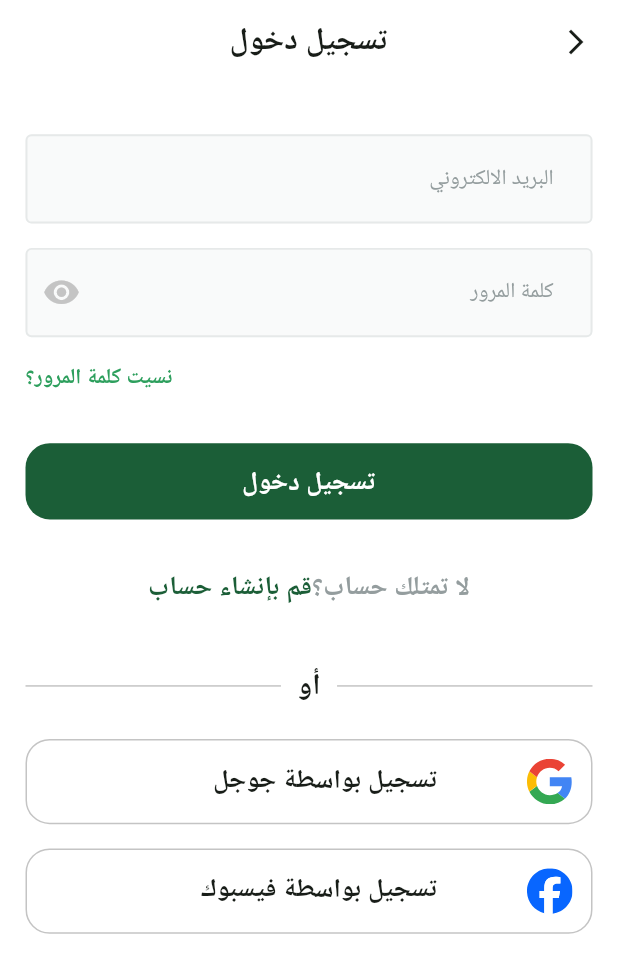
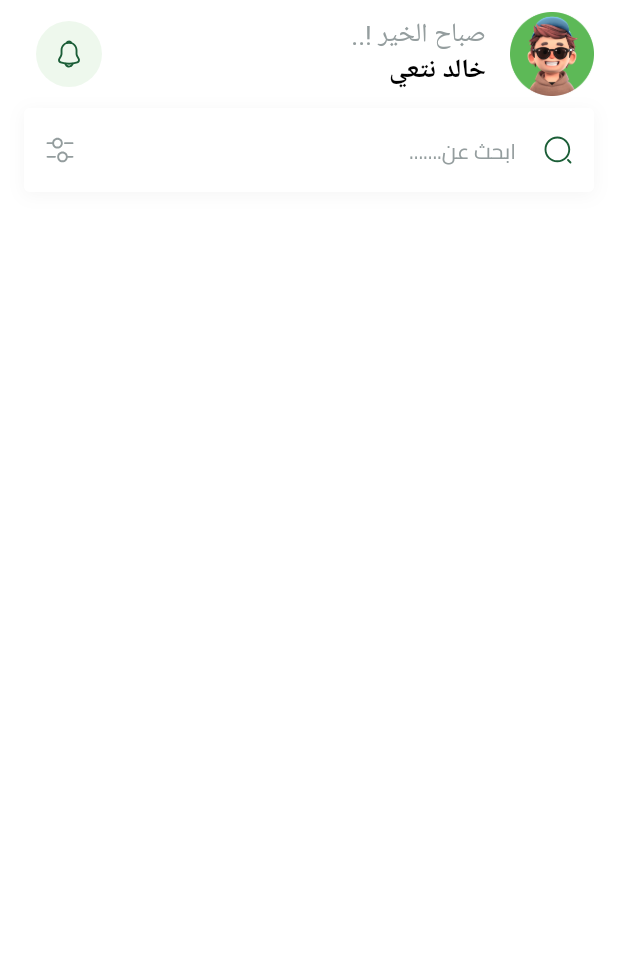
Before and after one commit to khaledNat3y/fruit_app, a Flutter app: the screen it shows after launch, on a phone screen of 412 x 824 dp. Shown: the top 973 px of the screen. Run offline on Flutter 3.47's test engine with Material 3 defaults, Android fonts, the phone set to English and light mode, and no system bars; drawn by our look-alikes of modal_progress_hud_nsn; our stand-ins replace bloc, cloud_firestore, dartz, dots_indicator, firebase_auth, firebase_core and 7 more; missing offline and left inert: flutter_facebook_auth; accounts and stored records are empty; Roboto replaces fonts that are missing (Vibes).

Commit message:
-added search text field.

```diff
--- a/lib/core/routing/app_router.dart
+++ b/lib/core/routing/app_router.dart
@@ -3,8 +3,11 @@ import 'package:flutter/material.dart';
 import 'package:fruits_app/core/routing/routes.dart';
 import 'package:fruits_app/features/auth/presentaion/signin_view.dart';
 import 'package:fruits_app/features/auth/presentaion/signup_view.dart';
+import 'package:fruits_app/features/home/presentation/views/widgets/home_view_body.dart';
 import 'package:fruits_app/features/on_boarding/presentaion/views/on_boarding_view.dart';
 import 'package:fruits_app/features/splash/presentation/view/splash_view.dart';
+
+import '../../features/home/presentation/views/home_view.dart';
 
 class AppRouter {
   Route? generateRoute(RouteSettings settings) {
@@ -28,6 +31,10 @@ class AppRouter {
         return MaterialPageRoute(
           builder: (context) => const SignupView(),
         );
+      case Routes.homeScreen:
+        return MaterialPageRoute(
+          builder: (context) => const HomeView(),
+        );
       default:
         return null;
     }
--- /dev/null
+++ b/lib/core/utils/fancations/build_out_line_input_border.dart
@@ -0,0 +1,8 @@
+import 'package:flutter/material.dart';
+
+OutlineInputBorder buildOutlineInputBorder() {
+  return OutlineInputBorder(
+    borderSide: const BorderSide(color: Color(0xffe6e9e9), width: 1.3),
+    borderRadius: BorderRadius.circular(4.0),
+  );
+}
--- a/lib/features/auth/presentaion/widgets/custom_text_form_field.dart
+++ b/lib/core/widgets/custom_text_form_field.dart
@@ -1,9 +1,9 @@
 import 'package:flutter/material.dart';
-import 'package:flutter/services.dart';
 import 'package:flutter_screenutil/flutter_screenutil.dart';
 import 'package:fruits_app/core/theming/text_styles.dart';
 
-import '../../../../core/theming/app_colors.dart';
+import '../theming/app_colors.dart';
+import '../utils/fancations/build_out_line_input_border.dart';
 
 class CustomTextFormField extends StatelessWidget {
   final EdgeInsetsGeometry? contentPadding;
@@ -14,6 +14,7 @@ class CustomTextFormField extends StatelessWidget {
   final String hintText;
   final bool? isObscureText;
   final Widget? suffixIcon;
+  final Widget? icon;
   final Color? backgroundColor;
   final TextEditingController? controller;
   final TextInputType? keyboardType;
@@ -32,7 +33,7 @@ class CustomTextFormField extends StatelessWidget {
         this.suffixIcon,
         this.backgroundColor,
         this.controller,
-        required this.validator, this.keyboardType, this.onSaved});
+        required this.validator, this.keyboardType, this.onSaved, this.icon});
 
   @override
   Widget build(BuildContext context) {
@@ -63,6 +64,7 @@ class CustomTextFormField extends StatelessWidget {
         hintText: hintText,
         hintStyle: hintStyle ?? AppStyles.font13Regular.copyWith(color: AppColors.lightGrey),
         suffixIcon: suffixIcon,
+        icon: icon,
       ),
       obscureText: isObscureText ?? false,
       style: AppStyles.font14Medium,
@@ -72,10 +74,5 @@ class CustomTextFormField extends StatelessWidget {
     );
   }
 
-  OutlineInputBorder buildOutlineInputBorder() {
-    return OutlineInputBorder(
-      borderSide: BorderSide(color: Color(0xffe6e9e9), width: 1.3),
-      borderRadius: BorderRadius.circular(4.0),
-    );
-  }
+
 }
--- /dev/null
+++ b/lib/core/widgets/search_text_field.dart
@@ -0,0 +1,64 @@
+import 'package:flutter/material.dart';
+import 'package:flutter_svg/svg.dart';
+import 'package:fruits_app/core/theming/text_styles.dart';
+
+import '../../generated/assets.dart';
+import '../../generated/l10n.dart';
+
+class SearchTextField extends StatelessWidget {
+  const SearchTextField({super.key});
+
+  @override
+  Widget build(BuildContext context) {
+    return Container(
+      decoration: const BoxDecoration(
+        boxShadow: [
+          BoxShadow(
+            color: Color(0x0A000000),
+            blurRadius: 9,
+            offset: Offset(0, 2),
+            spreadRadius: 0,
+          )
+        ],
+      ),
+      child: TextField(
+        keyboardType: TextInputType.text,
+        decoration: InputDecoration(
+          prefixIcon: SizedBox(
+            width: 20,
+            child: Center(
+              child: SvgPicture.asset(Assets.imagesSearchIcon),
+            ),
+          ),
+          suffixIcon: SizedBox(
+            width: 20,
+            child: Center(
+              child: SvgPicture.asset(
+                Assets.imagesFilter,
+              ),
+            ),
+          ),
+          hintStyle: AppStyles.font13Regular.copyWith(
+            color: const Color(0xFF949D9E),
+          ),
+          hintText: S.of(context).search_for,
+          filled: true,
+          fillColor: Colors.white,
+          border: buildBorder(),
+          enabledBorder: buildBorder(),
+          focusedBorder: buildBorder(),
+        ),
+      ),
+    );
+  }
+
+  OutlineInputBorder buildBorder() {
+    return OutlineInputBorder(
+      borderRadius: BorderRadius.circular(4),
+      borderSide: const BorderSide(
+        width: 1,
+        color: Colors.white,
+      ),
+    );
+  }
+}
--- a/lib/features/auth/presentaion/widgets/signin_view_body.dart
+++ b/lib/features/auth/presentaion/widgets/signin_view_body.dart
@@ -8,7 +8,7 @@ import 'package:fruits_app/core/theming/app_colors.dart';
 import 'package:fruits_app/core/theming/text_styles.dart';
 import 'package:fruits_app/core/widgets/custom_button.dart';
 import 'package:fruits_app/features/auth/presentaion/cubits/signin_cubit/signin_cubit.dart';
-import 'package:fruits_app/features/auth/presentaion/widgets/custom_text_form_field.dart';
+import 'package:fruits_app/core/widgets/custom_text_form_field.dart';
 
 import '../../../../generated/assets.dart';
 import '../../../../generated/l10n.dart';
@@ -47,7 +47,7 @@ class _SignInViewBodyState extends State<SignInViewBody> {
                   hintText: S.of(context).email,
                   keyboardType: TextInputType.emailAddress,
                   onSaved: (userEmail) {
-                    email = userEmail!;
+                    email = userEmail!.trim();
                   },
                   validator: (value) {
                     if (value == null || value.isEmpty) {
@@ -62,7 +62,7 @@ class _SignInViewBodyState extends State<SignInViewBody> {
                   isObscureText: isObscureText,
                   keyboardType: TextInputType.visiblePassword,
                   onSaved: (userPassword) {
-                    password = userPassword!;
+                    password = userPassword!.trim();
                   },
                   suffixIcon: GestureDetector(
                     onTap: () {
--- a/lib/features/auth/presentaion/widgets/signin_view_body_bloc_consumer.dart
+++ b/lib/features/auth/presentaion/widgets/signin_view_body_bloc_consumer.dart
@@ -16,8 +16,8 @@ class SignInViewBodyBlocConsumer extends StatelessWidget {
     return BlocConsumer<SignInCubit, SignInState>(
       listener: (context, state) {
         if (state is SignInSuccess) {
-          // context.pushReplacementNamed(Routes.homeScreen);
           SnackBarHelper.showSuccessSnackBar(context, S.of(context).login_success);
+          context.pushReplacementNamed(Routes.homeScreen);
           print("Success Login");
         }
         if (state is SignInFailure) {
--- a/lib/features/auth/presentaion/widgets/signup_view_body.dart
+++ b/lib/features/auth/presentaion/widgets/signup_view_body.dart
@@ -6,7 +6,7 @@ import 'package:fruits_app/core/helpers/spacing.dart';
 import 'package:fruits_app/core/widgets/custom_button.dart';
 import 'package:fruits_app/features/auth/presentaion/cubits/signup_cubit/signup_cubit.dart';
 import 'package:fruits_app/features/auth/presentaion/signup_view.dart';
-import 'package:fruits_app/features/auth/presentaion/widgets/custom_text_form_field.dart';
+import 'package:fruits_app/core/widgets/custom_text_form_field.dart';
 import 'package:fruits_app/features/auth/presentaion/widgets/terms_and_conditions.dart';
 
 import '../../../../core/helpers/app_regex.dart';
@@ -46,7 +46,7 @@ class _SignupViewBodyState extends State<SignupViewBody> {
               CustomTextFormField(
                   hintText: S.of(context).full_name,
                   onSaved: (useName) {
-                    name = useName!;
+                    name = useName!.trim();
                   },
                   validator: (value) {
                     if (value == null || value.isEmpty) {
@@ -58,7 +58,7 @@ class _SignupViewBodyState extends State<SignupViewBody> {
               CustomTextFormField(
                   hintText: S.of(context).email,
                   onSaved: (useEmail) {
-                    email = useEmail!;
+                    email = useEmail!.trim();
                   },
                   keyboardType: TextInputType.emailAddress,
                   validator: (value) {
@@ -75,7 +75,7 @@ class _SignupViewBodyState extends State<SignupViewBody> {
               CustomTextFormField(
                 hintText: S.of(context).password,
                 onSaved: (usePassword) {
-                  password = usePassword!;
+                  password = usePassword!.trim();
                 },
                 keyboardType: TextInputType.visiblePassword,
                 isObscureText: isObscureText,
--- /dev/null
+++ b/lib/features/home/presentation/views/home_view.dart
@@ -0,0 +1,14 @@
+import 'package:flutter/material.dart';
+import 'package:flutter_screenutil/flutter_screenutil.dart';
+import 'package:fruits_app/features/home/presentation/views/widgets/home_view_body.dart';
+
+class HomeView extends StatelessWidget {
+  const HomeView({super.key});
+
+  @override
+  Widget build(BuildContext context) {
+    return Scaffold(
+      body: SafeArea(child: HomeViewBody()),
+    );
+  }
+}
--- /dev/null
+++ b/lib/features/home/presentation/views/widgets/custom_home_app_bar.dart
@@ -0,0 +1,31 @@
+import 'package:flutter/material.dart';
+import 'package:flutter_svg/flutter_svg.dart';
+import 'package:fruits_app/core/theming/app_colors.dart';
+import 'package:fruits_app/core/theming/text_styles.dart';
+import 'package:fruits_app/generated/assets.dart';
+
+import '../../../../../generated/l10n.dart';
+
+class CustomHomeAppBar extends StatelessWidget {
+  const CustomHomeAppBar({super.key});
+
+  @override
+  Widget build(BuildContext context) {
+    return ListTile(
+      leading: Image.asset(Assets.imagesProfileImage),
+      title: Text(S.of(context).welcome_message),
+      titleTextStyle: AppStyles.font16Regular.copyWith(color: AppColors.lightGrey),
+      subtitle: const Text("خالد نتعي"),
+      subtitleTextStyle: AppStyles.font16Bold.copyWith(color: AppColors.black),
+      trailing: Container(
+        padding: const EdgeInsets.all(12),
+        decoration: const ShapeDecoration(
+          color: Color(0xFFEEF8ED),
+          shape: OvalBorder(),
+        ),
+        child: SvgPicture.asset(Assets.imagesNotification),
+      )
+
+    );
+  }
+}
--- /dev/null
+++ b/lib/features/home/presentation/views/widgets/home_view_body.dart
@@ -0,0 +1,26 @@
+import 'package:flutter/material.dart';
+import 'package:fruits_app/features/home/presentation/views/widgets/custom_home_app_bar.dart';
+import '../../../../../core/widgets/search_text_field.dart';
+
+class HomeViewBody extends StatelessWidget {
+  const HomeViewBody({super.key});
+
+  @override
+  Widget build(BuildContext context) {
+    return  const CustomScrollView(
+      slivers: [
+        SliverToBoxAdapter(
+          child: Column(
+            children: [
+              CustomHomeAppBar(),
+              Padding(
+                padding: EdgeInsets.symmetric(horizontal: 16.0),
+                child: SearchTextField(),
+              ),
+            ],
+          ),
+        ),
+      ],
+    );
+  }
+}
--- a/lib/fruit_hub.dart
+++ b/lib/fruit_hub.dart
@@ -38,7 +38,7 @@ class FruitHub extends StatelessWidget {
         debugShowCheckedModeBanner: false,
         title: 'Fruits Hub',
         onGenerateRoute: appRouter.generateRoute,
-        initialRoute: Routes.loginScreen,
+        initialRoute: Routes.homeScreen,
       ),
     );
   }
--- a/lib/l10n/intl_ar.arb
+++ b/lib/l10n/intl_ar.arb
@@ -50,5 +50,7 @@
   "please_check_your_internet_connection_and_try_again" : "يرجى التأكد من اتصالك بالانترنت ومن ثم حاول مرة اخرى",
   "user_not_found_for_that_email" : "لا يوجد مستخدم بهذا البريد الالكتروني",
   "wrong_password_or_email_provided_for_that_user" : "كلمة المرور او البريد الالكتروني غير صحيحة لهذا المستخدم",
-  "weak_password" : "كلمة المرور ضعيفة جدا"
+  "weak_password" : "كلمة المرور ضعيفة جدا",
+  "welcome_message" : "صباح الخير !..",
+  "search_for" : "ابحث عن......."
 }
--- a/lib/l10n/intl_en.arb
+++ b/lib/l10n/intl_en.arb
@@ -50,5 +50,8 @@
   "please_check_your_internet_connection_and_try_again" : "Please check your internet connection and try again.",
   "user_not_found_for_that_email" : "No user found for that email",
   "wrong_password_or_email_provided_for_that_user" : "Wrong Password or Email provided for that user",
-  "weak_password" : "The password provided is too weak"
+  "weak_password" : "The password provided is too weak",
+  "welcome_message" : "Good Morning",
+  "search_for" : "Search for......."
+
 }
```
Also changed, not shown: pubspec.yaml (+17 -62 lines), assets/fonts/Cairo-VariableFont.ttf (added), assets/images/filter.svg (added), assets/images/notification.svg (added), assets/images/profile_image.png (added), assets/images/search_icon.svg (added), assets/images/settings_icon.svg (added), lib/generated/assets.dart, lib/generated/intl/messages_ar.dart, lib/generated/intl/messages_en.dart, lib/generated/l10n.dart, pubspec.lock.
